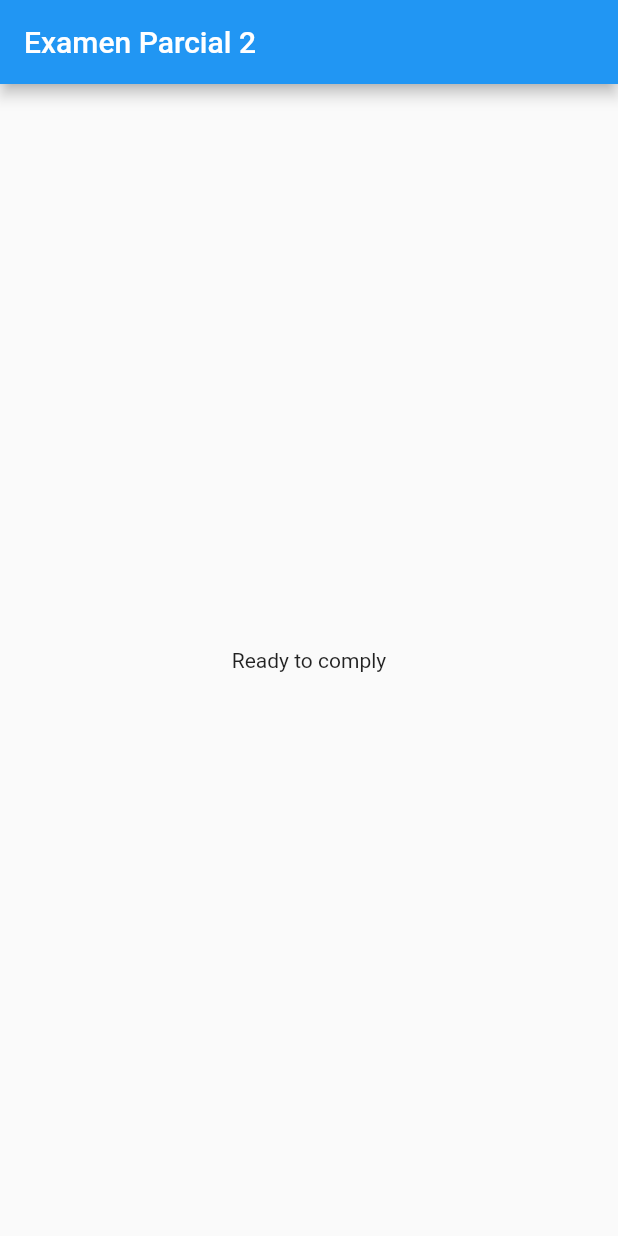
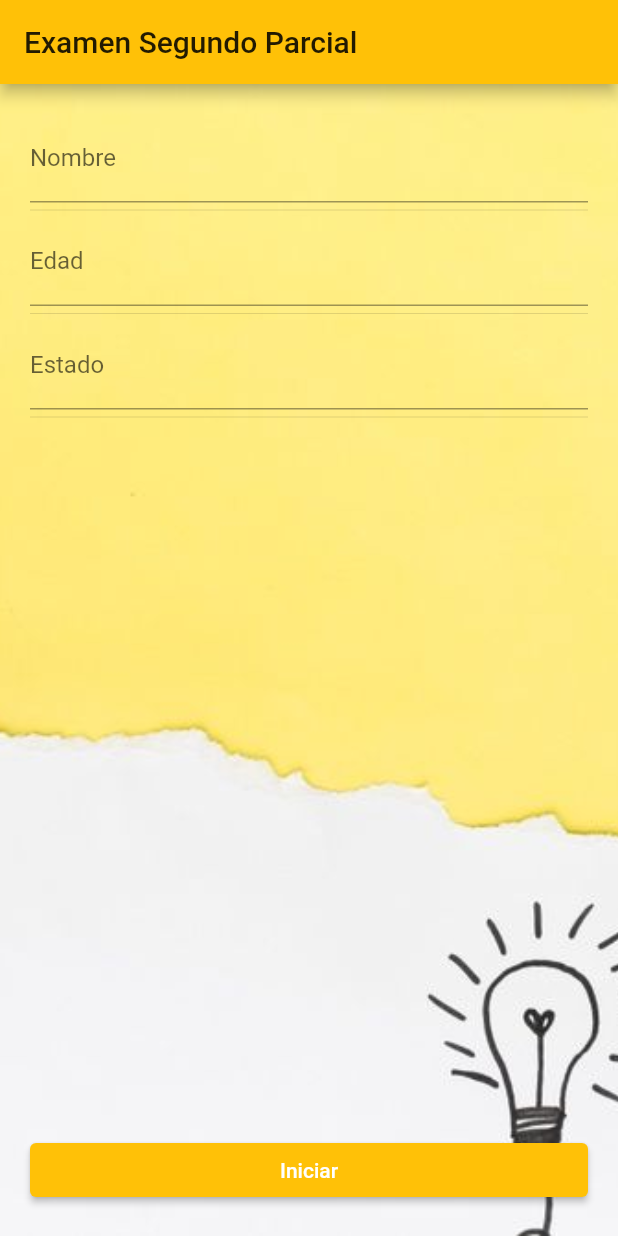
Before and after one commit to ChrisNotDefined/ExamenFlutterParcial2, a Flutter app: the screen it shows after launch, on a phone screen of 412 x 824 dp. Run offline on Flutter 3.47's test engine with Material 2 defaults, Android fonts, the phone set to English and light mode, and no system bars.

Commit message:
Examen completado

```diff
--- a/lib/main.dart
+++ b/lib/main.dart
@@ -1,4 +1,5 @@
 import 'package:flutter/material.dart';
+import 'package:examen_p2/src/routes/routes.dart';
 
 void main() => runApp(MyApp());
 
@@ -8,15 +9,11 @@ class MyApp extends StatelessWidget {
     return MaterialApp(
       debugShowCheckedModeBanner: false,
       title: 'Material App',
-      home: Scaffold(
-        appBar: AppBar(
-          title: Text('Examen Parcial 2'),
-        ),
-        body: Center(
-          child: Container(
-            child: Text('Ready to comply'),
-          ),
-        ),
+      initialRoute: '/',
+      routes: getApplicationRoutes(),
+      theme: ThemeData(
+        primaryColor: Colors.yellow[900],
+        accentColor: Colors.yellow,
       ),
     );
   }
--- /dev/null
+++ b/lib/src/pages/main_page.dart
@@ -0,0 +1,99 @@
+import 'package:flutter/material.dart';
+
+class MainPage extends StatefulWidget {
+  const MainPage({Key key}) : super(key: key);
+
+  @override
+  _MainPageState createState() => _MainPageState();
+}
+
+class _MainPageState extends State<MainPage> {
+  String _name = '';
+  String _edad = '';
+  String _estado = '';
+
+  @override
+  Widget build(BuildContext context) {
+    return Scaffold(
+      appBar: AppBar(
+        backgroundColor: Colors.amber,
+        foregroundColor: Colors.black,
+        title: Text(
+          'Examen Segundo Parcial',
+        ),
+      ),
+      body: Container(
+        decoration: BoxDecoration(
+          image: DecorationImage(
+            image: AssetImage("assets/images/imagen3.jpg"),
+            fit: BoxFit.cover,
+          ),
+        ),
+        padding: EdgeInsets.all(20.0),
+        child: Column(
+          children: [
+            _formInput(
+              label: 'Nombre',
+              onChange: (newval) {
+                setState(() {
+                  _name = newval;
+                });
+              },
+            ),
+            Divider(height: 10.0),
+            _formInput(
+              label: 'Edad',
+              isNumber: true,
+              onChange: (newval) {
+                _edad = newval;
+              },
+            ),
+            Divider(height: 10.0),
+            _formInput(
+              label: 'Estado',
+              onChange: (newval) {
+                _estado = newval;
+              },
+            ),
+            Divider(height: 10.0),
+            Expanded(
+              child: Flex(
+                direction: Axis.vertical,
+                crossAxisAlignment: CrossAxisAlignment.stretch,
+                mainAxisAlignment: MainAxisAlignment.end,
+                children: [
+                  ElevatedButton(
+                    style: ButtonStyle(
+                        backgroundColor:
+                            MaterialStateProperty.all<Color>(Colors.amber)),
+                    child: Text('Iniciar'),
+                    onPressed: _validarEntrada,
+                  ),
+                ],
+              ),
+            ),
+          ],
+        ),
+      ),
+    );
+  }
+
+  Widget _formInput(
+      {@required String label,
+      @required void Function(String) onChange,
+      bool isNumber = false}) {
+    return TextFormField(
+      decoration: InputDecoration(labelText: label),
+      onChanged: onChange,
+      keyboardType: isNumber ? TextInputType.number : TextInputType.text,
+    );
+  }
+
+  void _validarEntrada() {
+    if (_name != '' && _edad != '' && _estado != '') {
+      Navigator.pushNamed(context, 'buttons',
+          arguments: {'name': _name, 'age': _edad, 'state': _estado});
+      return;
+    }
+  }
+}
--- /dev/null
+++ b/lib/src/routes/routes.dart
@@ -0,0 +1,16 @@
+import 'package:examen_p2/src/pages/buttons_page.dart';
+import 'package:examen_p2/src/pages/formula_page.dart';
+import 'package:examen_p2/src/pages/main_page.dart';
+import 'package:examen_p2/src/pages/name_page.dart';
+import 'package:examen_p2/src/pages/numbers_page.dart';
+import 'package:flutter/material.dart';
+
+Map<String, WidgetBuilder> getApplicationRoutes() {
+  return <String, WidgetBuilder>{
+    '/': (BuildContext context) => MainPage(),
+    'formula': (BuildContext context) => FormulaPage(),
+    'buttons': (BuildContext context) => ButtonsPage(),
+    'name': (BuildContext context) => NamePage(),
+    'numbers': (BuildContext context) => NumbersPage()
+  };
+}
--- a/pubspec.yaml
+++ b/pubspec.yaml
@@ -45,9 +45,8 @@ flutter:
   uses-material-design: true
 
   # To add assets to your application, add an assets section, like this:
-  # assets:
-  #   - images/a_dot_burr.jpeg
-  #   - images/a_dot_ham.jpeg
+  assets:
+    - assets/images/
 
   # An image asset can refer to one or more resolution-specific "variants", see
   # https://flutter.dev/assets-and-images/#resolution-aware.
```
Also changed, not shown: lib/src/pages/buttons_page.dart (added, +86 -0 lines), lib/src/pages/formula_page.dart (added, +176 -0 lines), lib/src/pages/name_page.dart (added, +93 -0 lines), lib/src/pages/numbers_page.dart (added, +86 -0 lines), assets/images/imagen3.jpg (added).
